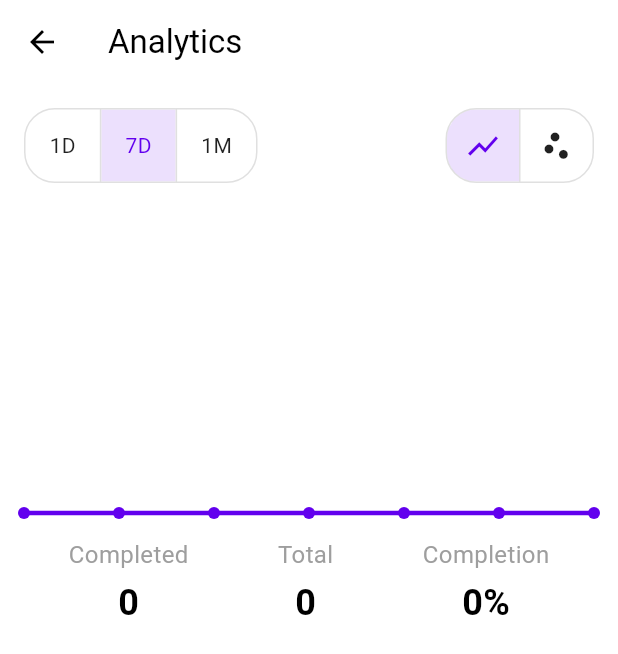
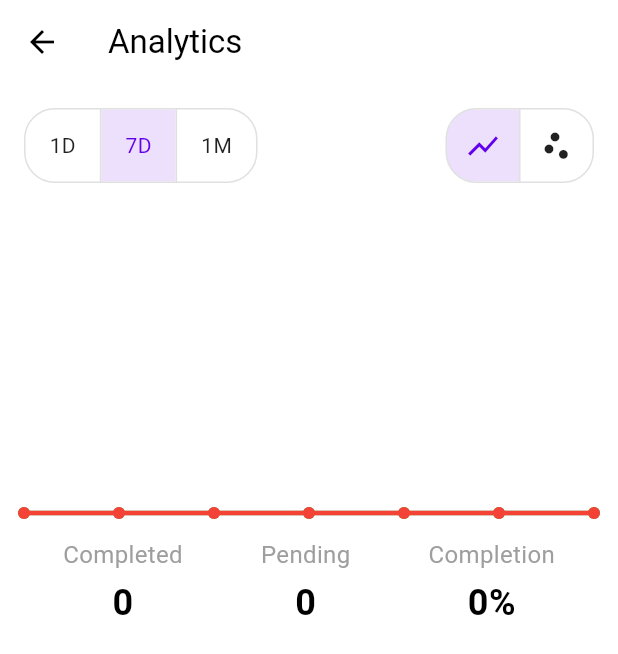
Before and after one commit to mysterioxx/personal_tracker, a Flutter app: the screen it shows after launch, after a tap on "View your progress on Analytics", on a phone screen of 412 x 824 dp. Shown: the top 654 px of the screen. Run offline on Flutter 3.47's test engine with Material 3 defaults, Android fonts, the phone set to English and light mode, and no system bars; drawn by our look-alikes of fl_chart; our stand-ins replace shared_preferences; network calls fail.

Commit message:
Update analytics_page.dart

```diff
--- a/lib/analytics_page.dart
+++ b/lib/analytics_page.dart
@@ -17,8 +17,10 @@ class _AnalyticsPageState extends State<AnalyticsPage> {
   String _selectedGraphType = 'line';
   int _totalTasksInPeriod = 0;
   int _completedTasksInPeriod = 0;
+  int _pendingTasksInPeriod = 0; // NEW: Added a variable for pending tasks
   double _completionPercentage = 0.0;
-  List<FlSpot> _chartData = [];
+  List<FlSpot> _chartDataCompleted = [];
+  List<FlSpot> _chartDataPending = [];
 
   @override
   void initState() {
@@ -36,76 +38,75 @@ class _AnalyticsPageState extends State<AnalyticsPage> {
   Future<void> _loadTasksAndAnalytics() async {
     final prefs = await SharedPreferences.getInstance();
     final savedHistory = prefs.getStringList('tasks_history') ?? [];
+    // NEW: Also load tasks that are currently pending.
+    final savedPending = prefs.getStringList('tasks') ?? [];
 
     final history = savedHistory.map((e) => Task.fromJson(jsonDecode(e))).toList();
+    final pending = savedPending.map((e) => Task.fromJson(jsonDecode(e))).toList();
 
     if (mounted) {
       setState(() {
-        _tasksHistory = history;
+        _tasksHistory = history + pending; // Combine all tasks for analysis
         _calculateAnalytics();
       });
     }
   }
 
   void _calculateAnalytics() {
-    _chartData.clear();
+    _chartDataCompleted.clear();
+    _chartDataPending.clear();
     _totalTasksInPeriod = 0;
     _completedTasksInPeriod = 0;
 
     final now = DateTime.now();
     List<Task> relevantTasks = [];
+    final int daysInMonth = DateTime(now.year, now.month + 1, 0).day;
+    final int daysToDisplay = _selectedTimeframe == '1day' ? 24 : (_selectedTimeframe == '7day' ? 7 : daysInMonth);
 
     if (_selectedTimeframe == '1day') {
       relevantTasks = _tasksHistory.where((task) =>
       task.createdDate.year == now.year && task.createdDate.month == now.month && task.createdDate.day == now.day).toList();
-      _totalTasksInPeriod = relevantTasks.length;
-      _completedTasksInPeriod = relevantTasks.where((task) => task.isCompleted).length;
-
-      final Map<int, int> completedPerHour = {};
-      for (int i = 0; i < 24; i++) completedPerHour[i] = 0;
-      relevantTasks.where((task) => task.isCompleted).forEach((task) {
-        completedPerHour[task.createdDate.hour] = (completedPerHour[task.createdDate.hour] ?? 0) + 1;
-      });
-      _chartData = completedPerHour.entries.map((e) => FlSpot(e.key.toDouble(), e.value.toDouble())).toList();
-
     } else if (_selectedTimeframe == '7day') {
       relevantTasks = _tasksHistory.where((task) =>
           task.createdDate.isAfter(now.subtract(const Duration(days: 7)))).toList();
-      _totalTasksInPeriod = relevantTasks.length;
-      _completedTasksInPeriod = relevantTasks.where((task) => task.isCompleted).length;
-
-      final Map<int, int> completedPerDay = {};
-      for (int i = 0; i < 7; i++) completedPerDay[i] = 0;
-      relevantTasks.where((task) => task.isCompleted).forEach((task) {
-        final daysAgo = now.difference(task.createdDate).inDays;
-        if (daysAgo >= 0 && daysAgo < 7) {
-          completedPerDay[6 - daysAgo] = (completedPerDay[6 - daysAgo] ?? 0) + 1;
-        }
-      });
-      _chartData = completedPerDay.entries.map((e) => FlSpot(e.key.toDouble(), e.value.toDouble())).toList();
-
     } else if (_selectedTimeframe == '30day') {
       relevantTasks = _tasksHistory.where((task) =>
-          task.createdDate.isAfter(now.subtract(const Duration(days: 30)))).toList();
-      _totalTasksInPeriod = relevantTasks.length;
-      _completedTasksInPeriod = relevantTasks.where((task) => task.isCompleted).length;
-
-      final Map<int, int> completedPerDay = {};
-      for (int i = 0; i < 30; i++) completedPerDay[i] = 0;
-      relevantTasks.where((task) => task.isCompleted).forEach((task) {
-        final daysAgo = now.difference(task.createdDate).inDays;
-        if (daysAgo >= 0 && daysAgo < 30) {
-          completedPerDay[29 - daysAgo] = (completedPerDay[29 - daysAgo] ?? 0) + 1;
-        }
-      });
-      _chartData = completedPerDay.entries.map((e) => FlSpot(e.key.toDouble(), e.value.toDouble())).toList();
+          task.createdDate.isAfter(now.subtract(Duration(days: daysInMonth)))).toList();
     }
 
+    _totalTasksInPeriod = relevantTasks.length;
+    _completedTasksInPeriod = relevantTasks.where((task) => task.isCompleted).length;
+    _pendingTasksInPeriod = _totalTasksInPeriod - _completedTasksInPeriod;
     _completionPercentage = _totalTasksInPeriod > 0 ? (_completedTasksInPeriod / _totalTasksInPeriod) * 100 : 0.0;
+
+    final Map<int, int> completedData = {};
+    final Map<int, int> pendingData = {};
+    for (int i = 0; i < daysToDisplay; i++) {
+      completedData[i] = 0;
+      pendingData[i] = 0;
+    }
+
+    relevantTasks.forEach((task) {
+      int index;
+      if (_selectedTimeframe == '1day') {
+        index = task.createdDate.hour;
+      } else {
+        final daysAgo = now.difference(task.createdDate).inDays;
+        index = (daysToDisplay - 1) - daysAgo;
+      }
+      if (task.isCompleted) {
+        completedData[index] = (completedData[index] ?? 0) + 1;
+      } else {
+        pendingData[index] = (pendingData[index] ?? 0) + 1;
+      }
+    });
+
+    _chartDataCompleted = completedData.entries.map((e) => FlSpot(e.key.toDouble(), e.value.toDouble())).toList();
+    _chartDataPending = pendingData.entries.map((e) => FlSpot(e.key.toDouble(), e.value.toDouble())).toList();
   }
 
   Widget _buildGraph() {
-    if (_chartData.isEmpty) {
+    if (_chartDataCompleted.isEmpty && _chartDataPending.isEmpty) {
       return const Center(child: Text('No data for this period.'));
     }
 
@@ -116,35 +117,36 @@ class _AnalyticsPageState extends State<AnalyticsPage> {
         LineChartData(
           lineBarsData: [
             LineChartBarData(
-              spots: _chartData,
+              spots: _chartDataCompleted,
               isCurved: true,
-              color: Theme.of(context).colorScheme.primary,
+              color: Colors.green, // Completed tasks
               barWidth: 3,
               isStrokeCapRound: true,
-              belowBarData: BarAreaData(
-                show: true,
-                gradient: LinearGradient(
-                  colors: [
-                    Theme.of(context).colorScheme.primary.withOpacity(0.5),
-                    Theme.of(context).colorScheme.primary.withOpacity(0),
-                  ],
-                  begin: Alignment.topCenter,
-                  end: Alignment.bottomCenter,
-                ),
-              ),
+              belowBarData: BarAreaData(show: false),
+            ),
+            LineChartBarData(
+              spots: _chartDataPending,
+              isCurved: true,
+              color: Colors.red, // Pending tasks
+              barWidth: 3,
+              isStrokeCapRound: true,
+              belowBarData: BarAreaData(show: false),
             ),
           ],
           titlesData: const FlTitlesData(show: false),
           borderData: FlBorderData(show: false),
           gridData: const FlGridData(show: false),
-          minX: 0, maxX: _chartData.length.toDouble() - 1, minY: 0, maxY: maxY,
+          minX: 0, maxX: _chartDataCompleted.length.toDouble() - 1, minY: 0, maxY: maxY,
         ),
       );
     } else { // Scatter plot
       return ScatterChart(
         ScatterChartData(
-          scatterSpots: _chartData.map((spot) => ScatterSpot(spot.x, spot.y)).toList(),
-          minX: 0, maxX: _chartData.length.toDouble() - 1, minY: 0, maxY: maxY,
+          scatterSpots: [
+            ..._chartDataCompleted.map((spot) => ScatterSpot(spot.x, spot.y)).toList(),
+            ..._chartDataPending.map((spot) => ScatterSpot(spot.x, spot.y)).toList(),
+          ],
+          minX: 0, maxX: _chartDataCompleted.length.toDouble() - 1, minY: 0, maxY: maxY,
           scatterTouchData: ScatterTouchData(enabled: false),
           borderData: FlBorderData(show: false),
           gridData: const FlGridData(show: false),
@@ -212,7 +214,7 @@ class _AnalyticsPageState extends State<AnalyticsPage> {
         mainAxisAlignment: MainAxisAlignment.spaceAround,
         children: [
           _buildSummaryCard('Completed', '$_completedTasksInPeriod'),
-          _buildSummaryCard('Total', '$_totalTasksInPeriod'),
+          _buildSummaryCard('Pending', '$_pendingTasksInPeriod'),
           _buildSummaryCard('Completion', '${_completionPercentage.toStringAsFixed(0)}%'),
         ],
       ),
```
